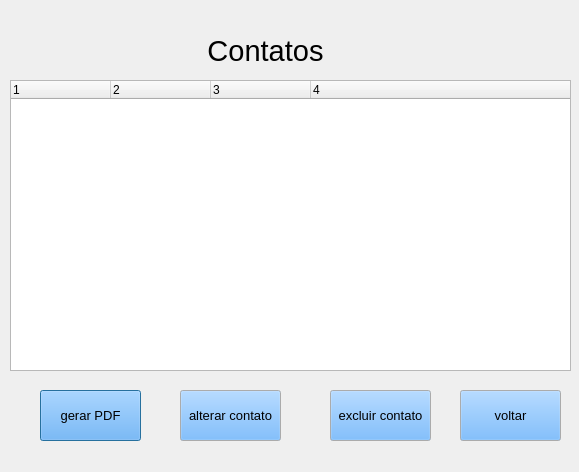
This is Agenda/userSignedUp.ui in BRun0442/agenda as Qt 5 draws it before an edit. The edited form follows.
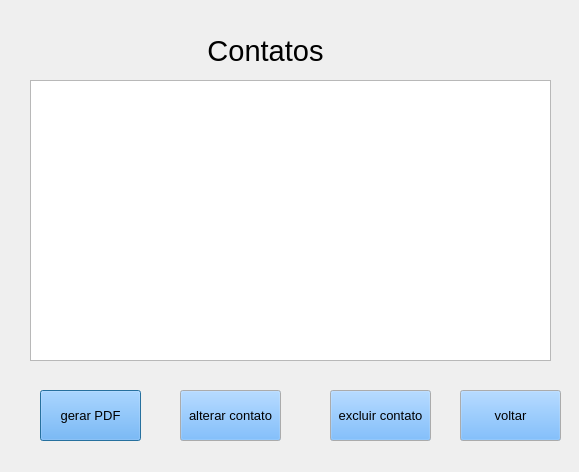
This is the edited form.

Commit message: Data fetching

Diff of the .ui file:
```diff
--- a/Agenda/userSignedUp.ui
+++ b/Agenda/userSignedUp.ui
@@ -275,38 +275,39 @@
     <set>Qt::AlignCenter</set>
    </property>
   </widget>
-  <widget class="QTreeWidget" name="listaContatos">
+  <widget class="QTableWidget" name="listaContatos">
    <property name="geometry">
     <rect>
-     <x>10</x>
+     <x>30</x>
      <y>80</y>
-     <width>561</width>
-     <height>291</height>
+     <width>521</width>
+     <height>281</height>
     </rect>
    </property>
+   <property name="autoScroll">
+    <bool>true</bool>
+   </property>
+   <property name="showGrid">
+    <bool>true</bool>
+   </property>
+   <property name="wordWrap">
+    <bool>false</bool>
+   </property>
+   <property name="cornerButtonEnabled">
+    <bool>true</bool>
+   </property>
+   <property name="rowCount">
+    <number>0</number>
+   </property>
    <property name="columnCount">
-    <number>4</number>
+    <number>0</number>
    </property>
-   <column>
-    <property name="text">
-     <string notr="true">1</string>
-    </property>
-   </column>
-   <column>
-    <property name="text">
-     <string notr="true">2</string>
-    </property>
-   </column>
-   <column>
-    <property name="text">
-     <string notr="true">3</string>
-    </property>
-   </column>
-   <column>
-    <property name="text">
-     <string notr="true">4</string>
-    </property>
-   </column>
+   <attribute name="horizontalHeaderVisible">
+    <bool>true</bool>
+   </attribute>
+   <attribute name="verticalHeaderVisible">
+    <bool>false</bool>
+   </attribute>
   </widget>
  </widget>
  <resources/>
```
The commit also changes 2 other files.
